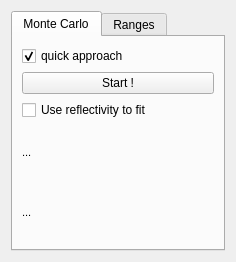
This is fit/optimist.ui in mariogeiger/ellipsofit as Qt 5 draws it before an edit. The edited form follows.
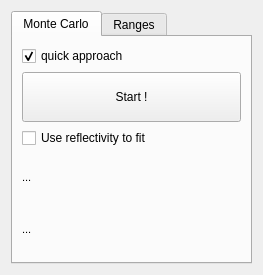
This is the edited form. Icons and pictures are not drawn.

Commit message: solve start button problem on mac

Diff of the .ui file:
```diff
--- a/fit/optimist.ui
+++ b/fit/optimist.ui
@@ -6,8 +6,8 @@
    <rect>
     <x>0</x>
     <y>0</y>
-    <width>236</width>
-    <height>262</height>
+    <width>263</width>
+    <height>275</height>
    </rect>
   </property>
   <property name="sizePolicy">
@@ -42,6 +42,12 @@
        </item>
        <item>
         <widget class="QPushButton" name="pushButton">
+         <property name="minimumSize">
+          <size>
+           <width>0</width>
+           <height>50</height>
+          </size>
+         </property>
          <property name="text">
           <string>Start !</string>
          </property>
@@ -49,6 +55,12 @@
           <iconset resource="data.qrc">
            <normaloff>:/img/opti-icon.png</normaloff>:/img/opti-icon.png</iconset>
          </property>
+         <property name="iconSize">
+          <size>
+           <width>24</width>
+           <height>24</height>
+          </size>
+         </property>
         </widget>
        </item>
        <item>
```
The commit also changes 1 other file.
